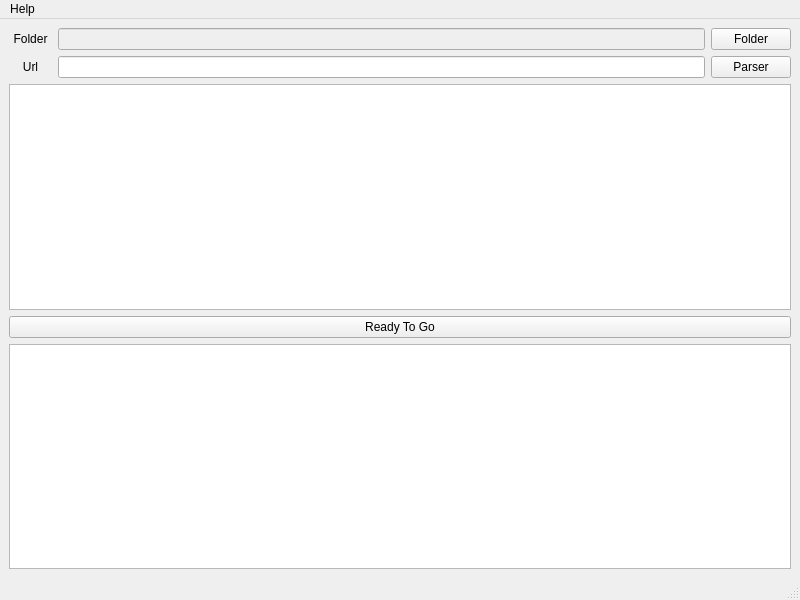
First picture: the form in helpmedownload/untitled_main.ui, repository ChrisYangTW/HelpMeDownload, before the edit.
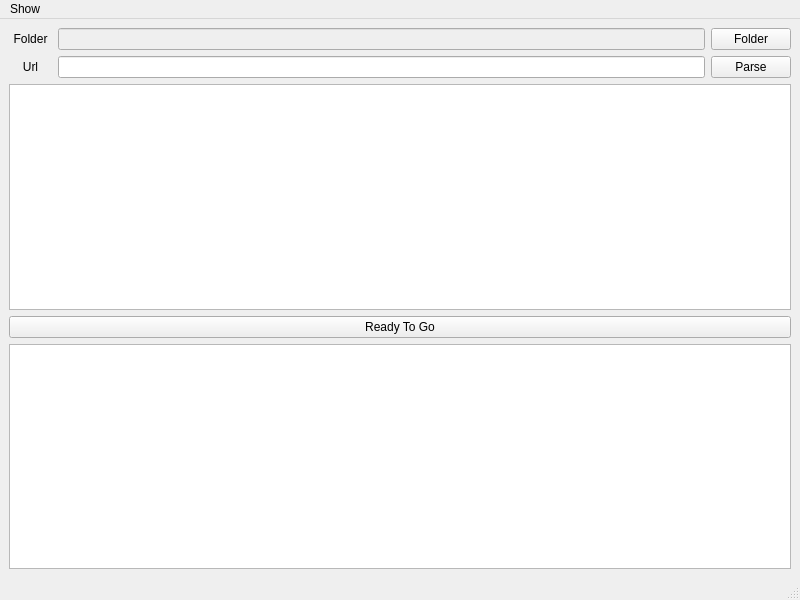
Second picture: the form after the edit.

Commit message: Add QLabel(show version name) for progressBar

Diff of the .ui file:
```diff
--- a/helpmedownload/untitled_main.ui
+++ b/helpmedownload/untitled_main.ui
@@ -61,7 +61,7 @@
       <item>
        <widget class="QPushButton" name="parser_push_button">
         <property name="text">
-         <string>Parser</string>
+         <string>Parse</string>
         </property>
        </widget>
       </item>
@@ -93,7 +93,7 @@
    </property>
    <widget class="QMenu" name="menuhelp">
     <property name="title">
-     <string>Help</string>
+     <string>Show</string>
     </property>
     <addaction name="actionShowHistory"/>
     <addaction name="actionShowFailUrl"/>
```
Left out of the diff: 2 changed lines with no effect on the pictures. The commit also changes 5 other files.
